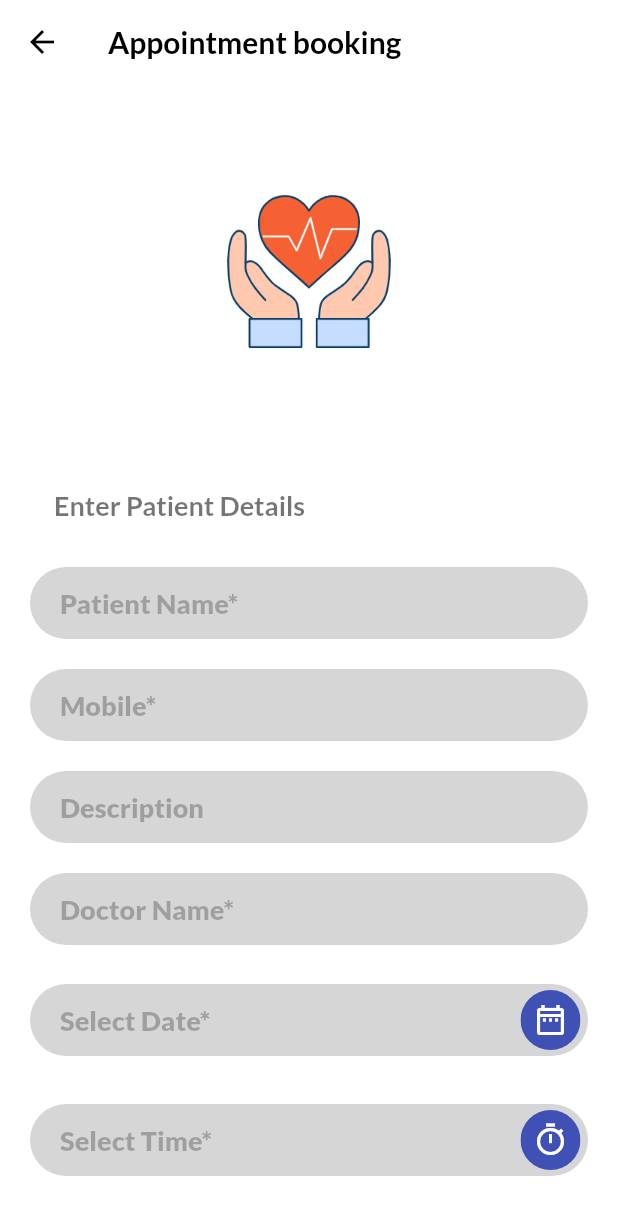
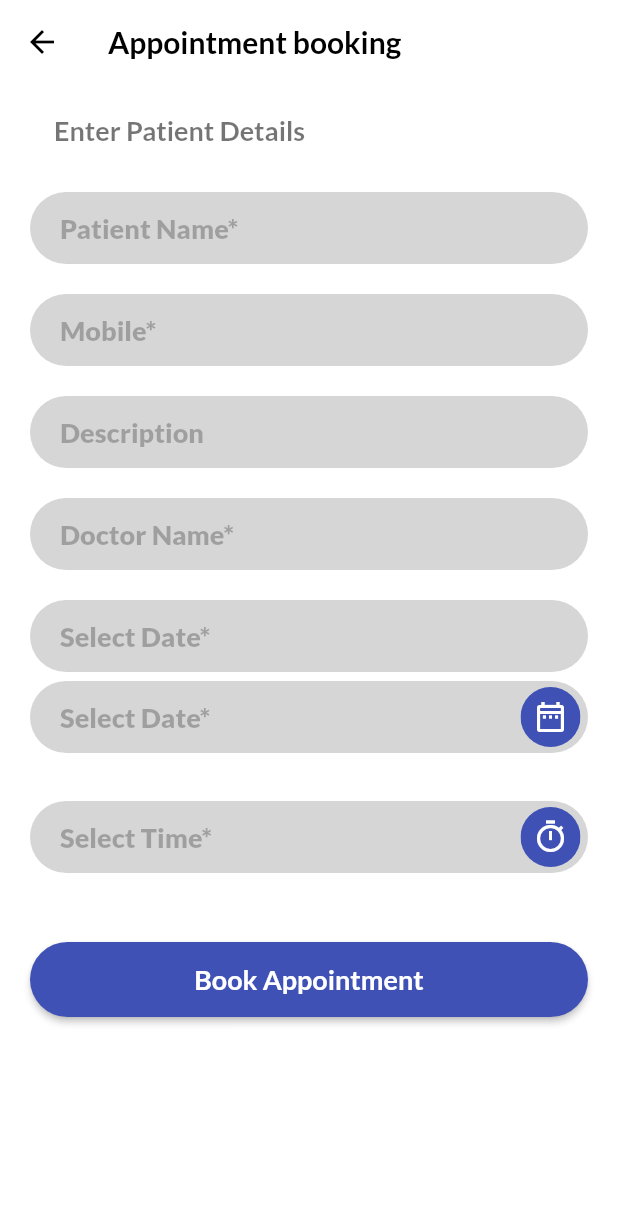
Before and after one commit to frank-hub/HMS_Mobile_App, a Flutter app: the BookingAppointment screen opened directly, on a phone screen of 412 x 824 dp. Shown: the top 1215 px of the screen. Run offline on Flutter 3.47's test engine with Material 2 defaults, Android fonts, the phone set to English and light mode, and no system bars; drawn by our look-alikes of datetime_picker_formfield; our stand-ins replace dio, flutter_signin_button, flutter_spinkit, font_awesome_flutter, google_fonts, shared_preferences; accounts and stored records are empty.

Commit message:
'bookinh'

```diff
--- a/lib/screens/booking.dart
+++ b/lib/screens/booking.dart
@@ -1,5 +1,7 @@
 import 'package:flutter/material.dart';
 import 'package:google_fonts/google_fonts.dart';
+import 'package:datetime_picker_formfield/datetime_picker_formfield.dart';
+import 'package:intl/intl.dart';
 
 class BookingAppointment extends StatefulWidget {
   const BookingAppointment({Key? key}) : super(key: key);
@@ -16,6 +18,10 @@ class _BookingAppointmentState extends State<BookingAppointment> {
   final TextEditingController _doctorController = TextEditingController();
   final TextEditingController _dateController = TextEditingController();
   final TextEditingController _timeController = TextEditingController();
+
+  final format = DateFormat("yyyy-MM-dd");
+  final time_format = DateFormat("hh:mm:ss");
+
   @override
   Widget build(BuildContext context) {
     return Scaffold(
@@ -39,12 +45,6 @@ class _BookingAppointmentState extends State<BookingAppointment> {
       body: ListView(
          shrinkWrap: true,
           children: [
-            Container(
-              child: Image(
-              image: AssetImage('assets/images/logo.png'),
-              height: 250,
-                ),
-    ),
             SizedBox(height: 20,),
             Form(child:  Container(
               margin: EdgeInsets.symmetric(horizontal: 20),
@@ -176,6 +176,46 @@ class _BookingAppointmentState extends State<BookingAppointment> {
                   ),
                   SizedBox(
                     height: 20,
+                  ),
+                DateTimeField(
+                    format: format,
+                    decoration: InputDecoration(
+                      contentPadding: EdgeInsets.only(
+                        left: 20,
+                        top: 10,
+                        bottom: 10,
+                      ),
+                      border: OutlineInputBorder(
+                        borderRadius:
+                        BorderRadius.all(Radius.circular(90.0)),
+                        borderSide: BorderSide.none,
+                      ),
+                      filled: true,
+                      fillColor: Colors.grey[350],
+                      hintText: 'Select Date*',
+                      hintStyle: GoogleFonts.lato(
+                        color: Colors.black26,
+                        fontSize: 18,
+                        fontWeight: FontWeight.w800,
+                      ),
+                    ),
+                    controller: _dateController,
+                    // validator: (value) {
+                    //   if (value!.day)
+                    //     return 'Please Enter the Date';
+                    //   // return null;
+                    // },
+
+                    textInputAction: TextInputAction.next,
+                    style: GoogleFonts.lato(
+                        fontSize: 18, fontWeight: FontWeight.bold),
+                    onShowPicker: (context, currentValue) {
+                      return showDatePicker(
+                          context: context,
+                          firstDate: currentValue ?? DateTime.now(),
+                          initialDate: currentValue ?? DateTime.now(),
+                          lastDate: DateTime(2100));
+                    },
                   ),
                   Container(
                     alignment: Alignment.center,
--- a/lib/screens/patient/HomeScreen.dart
+++ b/lib/screens/patient/HomeScreen.dart
@@ -49,13 +49,14 @@ class _HomeScreenState extends State<HomeScreen> {
                   label: 'Home'
               ),
               BottomNavigationBarItem(
+                  icon: new FaIcon(FontAwesomeIcons.calendarDay),
+                  label: 'Bookings'
+              ),
+              BottomNavigationBarItem(
                 icon: new FaIcon(FontAwesomeIcons.capsules),
                 label: 'Pharmacy',
               ),
-              BottomNavigationBarItem(
-                  icon: new FaIcon(FontAwesomeIcons.calendarDay),
-                  label: 'Bookings'
-              ),
+
               BottomNavigationBarItem(
                   icon: new FaIcon(FontAwesomeIcons.syringe),
                   label: 'Lab'
--- a/lib/screens/patient/HomeWidget.dart
+++ b/lib/screens/patient/HomeWidget.dart
@@ -45,7 +45,7 @@ class _HomeWidgetState extends State<HomeWidget> {
                             Positioned(
                               top: 20,
                               // bottom: 1,
-                              child: Text(auth.user!.phone.toString(),
+                              child: Text(auth.user!.email.toString(),
                                 style: TextStyle(
                                   fontSize: 17,
                                   fontWeight: FontWeight.bold,
--- a/lib/utils/constants.dart
+++ b/lib/utils/constants.dart
@@ -1 +1 @@
-const API_URL = 'http://192.168.43.77:8000';
+const API_URL = 'http://192.168.1.2:8000';
--- a/pubspec.yaml
+++ b/pubspec.yaml
@@ -37,6 +37,7 @@ dependencies:
   fluttertoast: ^8.0.8
   dio: ^4.0.0
   flutter_spinkit: ^5.0.0
+  datetime_picker_formfield: ^2.0.0
 
 dev_dependencies:
   flutter_test:
```
Also changed, not shown: pubspec.lock.
